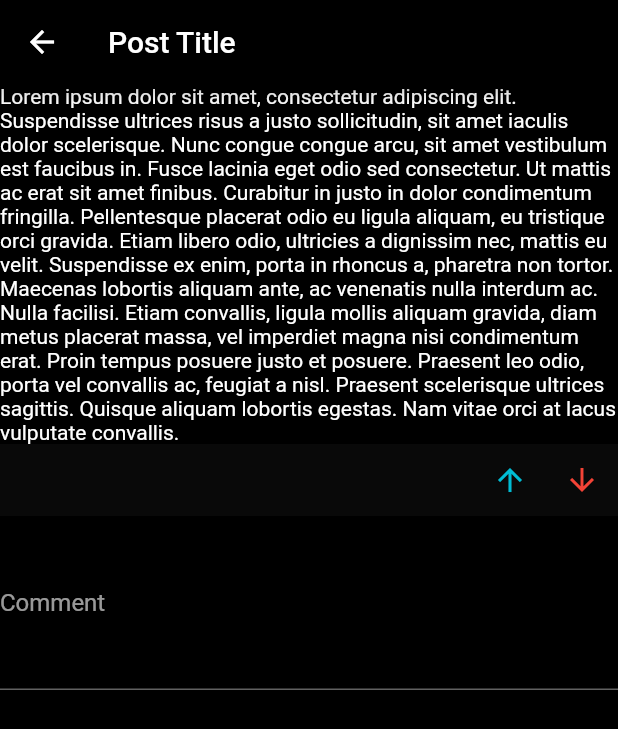
After one commit to v16s/flutter_experiment, a Flutter app: the screen it shows after launch, after a tap on an icon or button, on a phone screen of 412 x 824 dp. The commit adds this screen. Shown: the top 729 px of the screen. Run offline on Flutter 3.47's test engine with Material 2 defaults, Android fonts, the phone set to English and light mode, and no system bars; Roboto replaces fonts that are missing (Montserrat, Roboto Mono).

Commit message:
added basic post view

```diff
--- a/lib/components/card.dart
+++ b/lib/components/card.dart
@@ -24,7 +24,8 @@ class PostCard extends StatelessWidget {
     // The Flutter framework has been optimized to make rerunning build methods
     // fast, so that you can just rebuild anything that needs updating rather
     // than having to individually change instances of widgets.
-    return Card(
+    return InkWell(
+        child: Card(
           child: Column(
             children: <Widget>[
               ListTile(
@@ -55,6 +56,9 @@ class PostCard extends StatelessWidget {
               )
             ],
           ),
-    );
+        ),
+        onTap: () {
+          Navigator.pushNamed(context, '/post');
+        });
   }
 }
--- a/lib/main.dart
+++ b/lib/main.dart
@@ -38,6 +38,7 @@ class _AppState extends State<App> {
                 title: appName,
               )
             : LoginPage(_login),
+        '/post': (context) => PostView()
       },
 
       theme: AMOLEDTheme,
--- a/lib/views/index.dart
+++ b/lib/views/index.dart
@@ -2,3 +2,5 @@ library views;
 
 export 'home.dart';
 export 'login.dart';
+
+export 'post.dart';
--- /dev/null
+++ b/lib/views/post.dart
@@ -0,0 +1,44 @@
+import 'package:flutter/material.dart';
+
+class PostView extends StatefulWidget {
+  @override
+  PostViewState createState() => PostViewState();
+}
+
+class PostViewState extends State<StatefulWidget> {
+  @override
+  Widget build(BuildContext context) {
+    return Scaffold(
+      appBar: AppBar(
+        title: Text('Post Title'),
+      ),
+      body: Column(
+        children: <Widget>[
+          Text(
+              'Lorem ipsum dolor sit amet, consectetur adipiscing elit. Suspendisse ultrices risus a justo sollicitudin, sit amet iaculis dolor scelerisque. Nunc congue congue arcu, sit amet vestibulum est faucibus in. Fusce lacinia eget odio sed consectetur. Ut mattis ac erat sit amet finibus. Curabitur in justo in dolor condimentum fringilla. Pellentesque placerat odio eu ligula aliquam, eu tristique orci gravida. Etiam libero odio, ultricies a dignissim nec, mattis eu velit. Suspendisse ex enim, porta in rhoncus a, pharetra non tortor. Maecenas lobortis aliquam ante, ac venenatis nulla interdum ac. Nulla facilisi. Etiam convallis, ligula mollis aliquam gravida, diam metus placerat massa, vel imperdiet magna nisi condimentum erat. Proin tempus posuere justo et posuere. Praesent leo odio, porta vel convallis ac, feugiat a nisl. Praesent scelerisque ultrices sagittis. Quisque aliquam lobortis egestas. Nam vitae orci at lacus vulputate convallis. '),
+          BottomAppBar(
+            child: Row(
+              mainAxisAlignment: MainAxisAlignment.end,
+              children: <Widget>[
+                IconButton(
+                  icon: Icon(Icons.arrow_upward),
+                  color: Colors.cyan,
+                  onPressed: () {},
+                ),
+                IconButton(
+                    icon: Icon(Icons.arrow_downward),
+                    onPressed: () {},
+                    color: Colors.red),
+              ],
+            ),
+          ),
+          TextField(
+            decoration: InputDecoration(labelText: 'Comment'),
+            minLines: 4,
+            maxLines: 10,
+          )
+        ],
+      ),
+    );
+  }
+}
```
Lines whose indentation alone changed are shown as unchanged.
